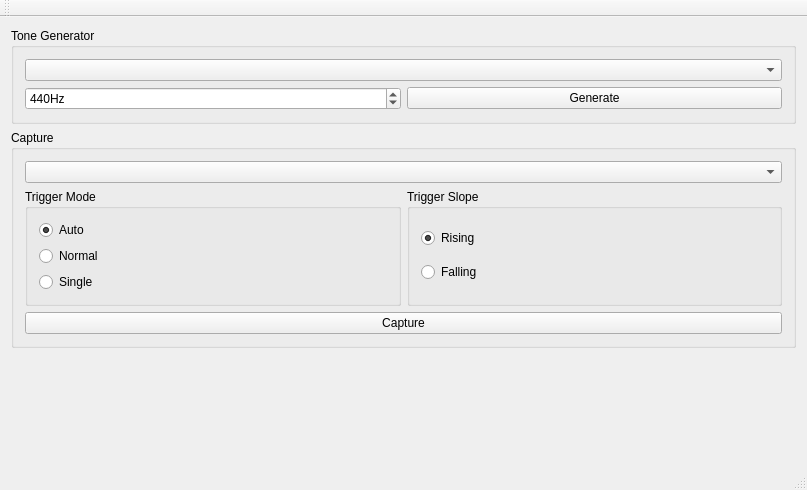
The window that mainwindow.ui (polovik/asa) describes before a commit, drawn with Qt 5.
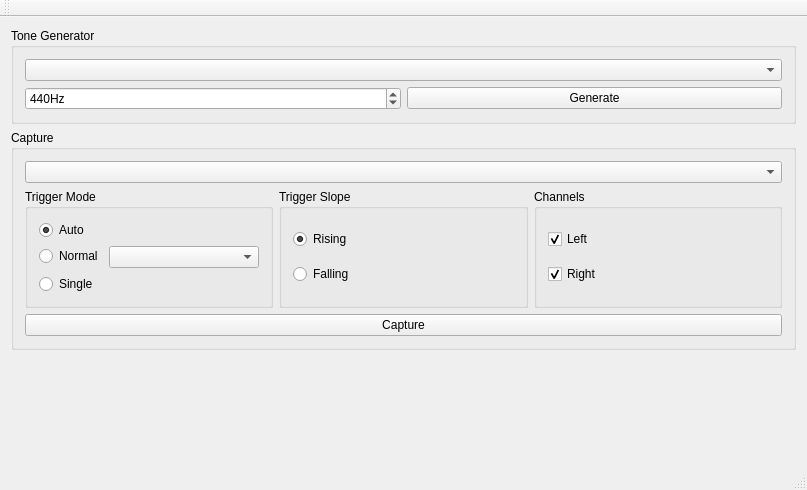
The same window after the commit. Icons and pictures are not drawn. Custom widgets are drawn as their Qt base class.

Commit message: Capture from both channels.

The edit to the form file:
```diff
--- a/mainwindow.ui
+++ b/mainwindow.ui
@@ -81,8 +81,8 @@
              <property name="title">
               <string>Trigger Mode</string>
              </property>
-             <layout class="QVBoxLayout" name="verticalLayout">
-              <item>
+             <layout class="QFormLayout" name="formLayout">
+              <item row="0" column="0">
                <widget class="QRadioButton" name="boxTriggerAuto">
                 <property name="text">
                  <string>Auto</string>
@@ -92,20 +92,23 @@
                 </property>
                </widget>
               </item>
-              <item>
+              <item row="1" column="0">
                <widget class="QRadioButton" name="boxTriggerNormal">
                 <property name="text">
                  <string>Normal</string>
                 </property>
                </widget>
               </item>
-              <item>
+              <item row="2" column="0">
                <widget class="QRadioButton" name="boxTriggerSingle">
                 <property name="text">
                  <string>Single</string>
                 </property>
                </widget>
               </item>
+              <item row="1" column="1">
+               <widget class="QComboBox" name="boxTriggerChannel"/>
+              </item>
              </layout>
             </widget>
            </item>
@@ -135,6 +138,43 @@
              </layout>
             </widget>
            </item>
+           <item>
+            <widget class="QGroupBox" name="groupChannels">
+             <property name="title">
+              <string>Channels</string>
+             </property>
+             <layout class="QVBoxLayout" name="verticalLayout_7">
+              <item>
+               <widget class="QCheckBox" name="boxChannelLeft">
+                <property name="text">
+                 <string>Left</string>
+                </property>
+                <property name="icon">
+                 <iconset resource="analog_signature_analyzer.qrc">
+                  <normaloff>:/icons/blue_line.ico</normaloff>:/icons/blue_line.ico</iconset>
+                </property>
+                <property name="checked">
+                 <bool>true</bool>
+                </property>
+               </widget>
+              </item>
+              <item>
+               <widget class="QCheckBox" name="boxChannelRight">
+                <property name="text">
+                 <string>Right</string>
+                </property>
+                <property name="icon">
+                 <iconset resource="analog_signature_analyzer.qrc">
+                  <normaloff>:/icons/green_line.ico</normaloff>:/icons/green_line.ico</iconset>
+                </property>
+                <property name="checked">
+                 <bool>true</bool>
+                </property>
+               </widget>
+              </item>
+             </layout>
+            </widget>
+           </item>
           </layout>
          </item>
          <item>
```
Left out of the diff: 7 changed lines with no effect on the pictures. The commit also changes 11 other files.
